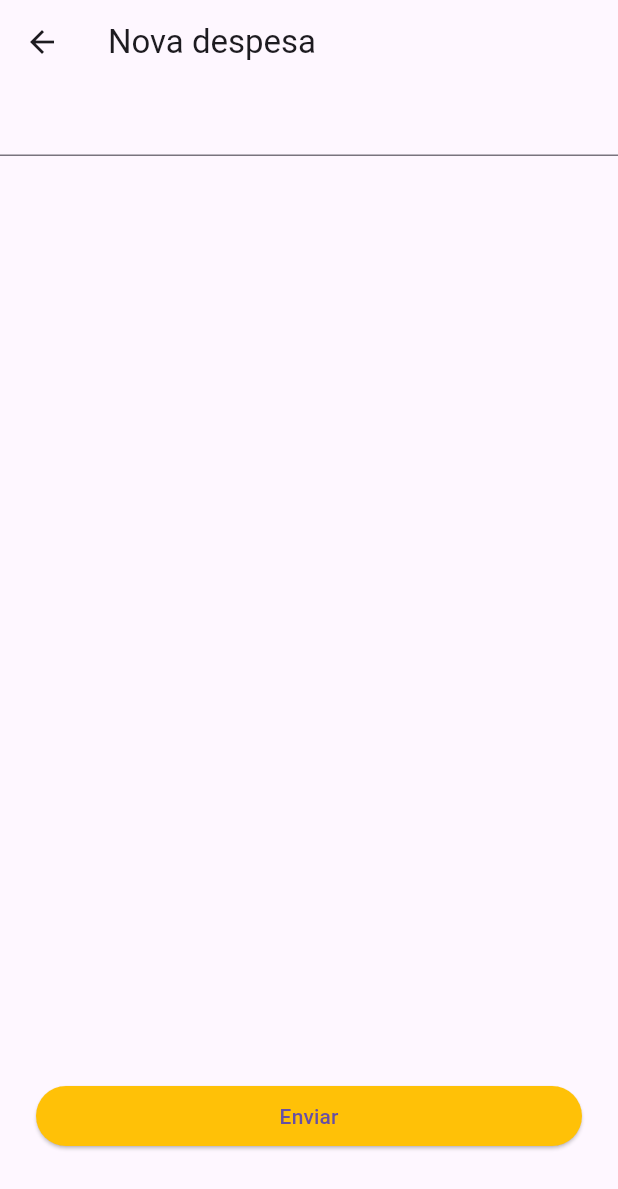
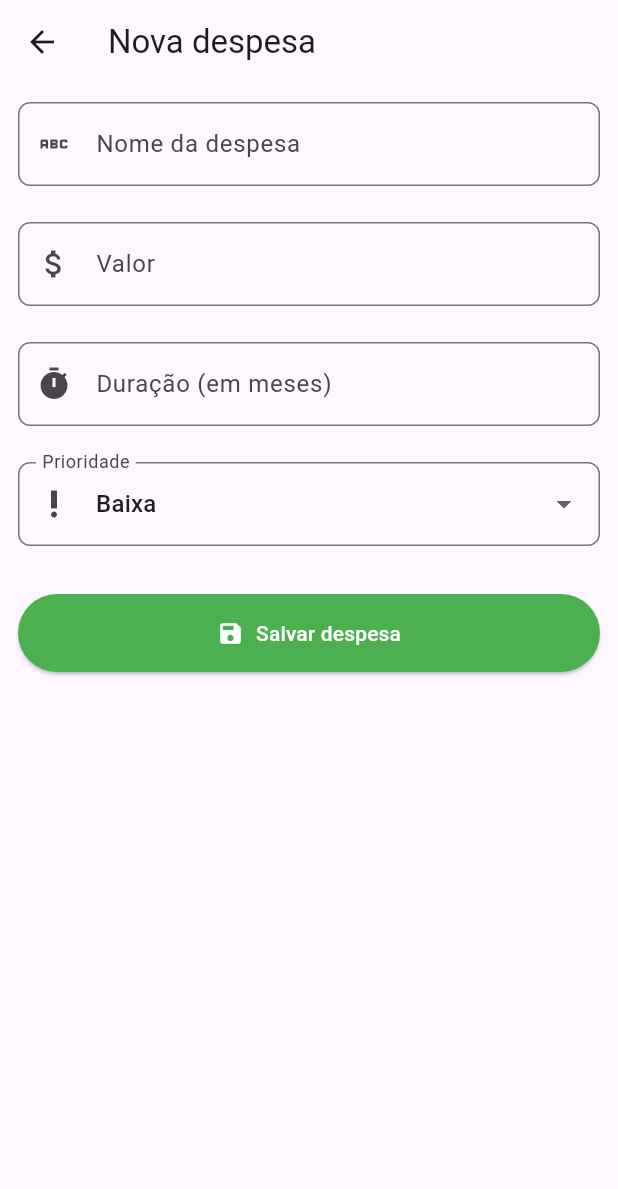
Before and after one commit to Arthutstuts96/MoneySave, a Flutter app: the screen it shows after launch, item 3 of the bottom bar chosen, after a tap on "Adicionar", on a phone screen of 412 x 824 dp. Shown: the top 1189 px of the screen. Run offline on Flutter 3.47's test engine with Material 3 defaults, Android fonts, the phone set to English and light mode, and no system bars; our stand-ins replace flutter_secure_storage; Roboto replaces fonts that are missing (Arial).

Commit message:
Finalizada Expense, todos os métodos disponíveis e soma na tela de home, geração de ID

```diff
--- a/lib/domain/model/expense.dart
+++ b/lib/domain/model/expense.dart
@@ -4,6 +4,7 @@ import 'package:moneysave/utils/consts.dart';
 
 class Expense {
   String? id;
+  String name;
   double value;
   DateTime? creationDate;
   int? duration;
@@ -12,6 +13,7 @@ class Expense {
 
   Expense({
     this.id,
+    required this.name,
     required this.value,
     required this.creationDate,
     this.duration,
@@ -21,6 +23,7 @@ class Expense {
 
   Expense copyWith({
     String? id,
+    String? name,
     double? value,
     DateTime? creationDate,
     int? duration,
@@ -29,6 +32,7 @@ class Expense {
   }) {
     return Expense(
       id: id ?? this.id,
+      name: name ?? this.name,
       value: value ?? this.value,
       creationDate: creationDate ?? this.creationDate,
       duration: duration ?? this.duration,
@@ -40,6 +44,7 @@ class Expense {
   Map<String, dynamic> toMap() {
     return <String, dynamic>{
       'id': id,
+      'name': name,
       'value': value,
       'creationDate': creationDate?.millisecondsSinceEpoch,
       'duration': duration,
@@ -51,6 +56,7 @@ class Expense {
   factory Expense.fromMap(Map<String, dynamic> map) {
     return Expense(
       id: map['id'] != null ? map['id'] as String : null,
+      name: map['name'] as String,
       value: map['value'] as double,
       creationDate:
           map['creationDate'] != null
@@ -72,7 +78,7 @@ class Expense {
 
   @override
   String toString() {
-    return 'Expense(id: $id, value: $value, creationDate: $creationDate, duration: $duration, isActive: $isActive, priority: $priority)';
+    return 'Expense(id: $id, name: $name, value: $value, creationDate: $creationDate, duration: $duration, isActive: $isActive, priority: $priority)';
   }
 
   @override
@@ -80,6 +86,7 @@ class Expense {
     if (identical(this, other)) return true;
 
     return other.id == id &&
+        other.name == name &&
         other.value == value &&
         other.creationDate == creationDate &&
         other.duration == duration &&
@@ -90,6 +97,7 @@ class Expense {
   @override
   int get hashCode {
     return id.hashCode ^
+        name.hashCode ^
         value.hashCode ^
         creationDate.hashCode ^
         duration.hashCode ^
--- a/lib/domain/repository/expense_repository.dart
+++ b/lib/domain/repository/expense_repository.dart
@@ -5,4 +5,5 @@ abstract class ExpenseRepository {
   Future<List<Expense>?> getAllExpenses();
   Future<void> editExpense({required Expense newExpense});
   Future<void> removeExpense({required String id});
+  Future<void> deleteAllExpenses();
 }
--- /dev/null
+++ b/lib/screens/components/expense_form_widget.dart
@@ -0,0 +1,154 @@
+import 'package:flutter/material.dart';
+import 'package:moneysave/domain/model/expense.dart';
+import 'package:moneysave/utils/consts.dart';
+import 'package:moneysave/utils/functions/priority_label.dart';
+import 'package:uuid/uuid.dart';
+
+class ExpenseFormWidget extends StatefulWidget {
+  final void Function(Expense expense) onSave;
+  const ExpenseFormWidget({super.key, required this.onSave});
+
+  @override
+  State<ExpenseFormWidget> createState() => _ExpenseFormWidgetState();
+}
+
+class _ExpenseFormWidgetState extends State<ExpenseFormWidget> {
+  final _formKey = GlobalKey<FormState>();
+  final _valueController = TextEditingController();
+  final _nameController = TextEditingController();
+  final _durationController = TextEditingController();
+  Priority _selectedPriority = Priority.MIN;
+  var uuid = Uuid();
+
+  @override
+  void dispose() {
+    _valueController.dispose();
+    super.dispose();
+  }
+
+  void _submitForm() {
+    if (_formKey.currentState!.validate()) {
+      final newExpense = Expense(
+        id: uuid.v1(),
+        name: _nameController.text,
+        duration: int.parse(_durationController.text),
+        value: double.parse(_valueController.text),
+        creationDate: DateTime.now(),
+        isActive: true,
+        priority: _selectedPriority,
+      );
+      widget.onSave(newExpense);
+    }
+  }
+
+  @override
+  Widget build(BuildContext context) {
+    return Form(
+      key: _formKey,
+      child: Padding(
+        padding: const EdgeInsets.all(12),
+        child: Column(
+          crossAxisAlignment: CrossAxisAlignment.start,
+          children: [
+            // Nome da despesa
+            TextFormField(
+              controller: _nameController,
+              decoration: InputDecoration(
+                labelText: 'Nome da despesa',
+                border: OutlineInputBorder(
+                  borderRadius: BorderRadius.circular(8),
+                ),
+                prefixIcon: Icon(Icons.abc),
+              ),
+              validator: (value) {
+                if (value == null || value.isEmpty)
+                  return 'Informe um nome para a despesa';
+                return null;
+              },
+            ),
+            const SizedBox(height: 24),
+
+            // Valor
+            TextFormField(
+              controller: _valueController,
+              decoration: InputDecoration(
+                labelText: 'Valor',
+                border: OutlineInputBorder(
+                  borderRadius: BorderRadius.circular(8),
+                ),
+                prefixIcon: Icon(Icons.attach_money),
+              ),
+              keyboardType: TextInputType.numberWithOptions(decimal: true),
+              validator: (value) {
+                if (value == null || value.isEmpty) return 'Informe um valor';
+                final parsed = double.tryParse(value);
+                if (parsed == null || parsed <= 0) return 'Valor inválido';
+                return null;
+              },
+            ),
+            const SizedBox(height: 24),
+
+            // Duração
+            TextFormField(
+              controller: _durationController,
+              decoration: InputDecoration(
+                labelText: 'Duração (em meses)',
+                border: OutlineInputBorder(
+                  borderRadius: BorderRadius.circular(8),
+                ),
+                prefixIcon: Icon(Icons.timer),
+              ),
+              keyboardType: TextInputType.numberWithOptions(),
+              validator: (value) {
+                if (value == null || value.isEmpty) return 'Informe um valor';
+                final parsed = int.tryParse(value);
+                if (parsed == null || parsed <= 0) return 'Valor inválido';
+                return null;
+              },
+            ),
+            const SizedBox(height: 24),
+
+            // Prioridade
+            DropdownButtonFormField<Priority>(
+              value: _selectedPriority,
+              items:
+                  Priority.values.map((priority) {
+                    return DropdownMenuItem(
+                      value: priority,
+                      child: Text(getPriorityLabel(priority)),
+                    );
+                  }).toList(),
+              onChanged: (value) {
+                if (value != null) {
+                  setState(() => _selectedPriority = value);
+                }
+              },
+              decoration: InputDecoration(
+                labelText: 'Prioridade',
+                border: OutlineInputBorder(
+                  borderRadius: BorderRadius.circular(8),
+                ),
+                prefixIcon: Icon(Icons.priority_high),
+              ),
+            ),
+            const SizedBox(height: 32),
+
+            SizedBox(
+              width: double.maxFinite,
+              child: ElevatedButton.icon(
+                onPressed: _submitForm,
+                icon: Icon(Icons.save),
+                label: Text('Salvar despesa'),
+                style: ElevatedButton.styleFrom(
+                  padding: EdgeInsets.symmetric(vertical: 16),
+                  backgroundColor: Colors.green,
+                  foregroundColor: Colors.white,
+                ),
+              ),
+            ),
+          ],
+        ),
+      ),
+    );
+  }
+}
--- a/lib/screens/home_screen.dart
+++ b/lib/screens/home_screen.dart
@@ -1,4 +1,7 @@
 import 'package:flutter/material.dart';
+import 'package:moneysave/controllers/expense_controller.dart';
+import 'package:moneysave/domain/model/expense.dart';
+import 'package:moneysave/utils/functions/format_monetary.dart';
 
 class HomeScreen extends StatefulWidget {
   const HomeScreen({super.key});
@@ -8,7 +11,30 @@ class HomeScreen extends StatefulWidget {
 }
 
 class _HomeScreenState extends State<HomeScreen> {
+  final ExpenseController _expenseController = ExpenseController();
+  late final List<Expense> allExpenses;
   bool cashVisible = false;
+  double totalValue = .0;
+
+  @override
+  void initState() {
+    super.initState();
+    _loadExpenses();
+  }
+
+  Future<void> _loadExpenses() async {
+    final List<Expense> response = await _expenseController.getAllExpenses();
+    double newTotalValue = 0;
+    for (Expense ex in response) {
+      if (ex.isActive) {
+        newTotalValue += ex.value;
+      }
+    }
+    setState(() {
+      allExpenses = response;
+      totalValue = newTotalValue;
+    });
+  }
 
   @override
   Widget build(BuildContext context) {
@@ -35,7 +61,7 @@ class _HomeScreenState extends State<HomeScreen> {
                 child: Column(
                   spacing: 8,
                   children: [
-                    Text("Aqui está o balanço atual das suas finanças:"),
+                    Text("Aqui está o balanço atual das suas despesas:"),
                     Row(
                       mainAxisAlignment: MainAxisAlignment.center,
                       children: [
@@ -51,7 +77,7 @@ class _HomeScreenState extends State<HomeScreen> {
                             ),
                           ),
                           child: Text(
-                            "R\$ 5.405,54",
+                            formatMonetary(totalValue),
                             textAlign: TextAlign.center,
                             style: TextStyle(
                               fontSize: 32,
@@ -60,11 +86,18 @@ class _HomeScreenState extends State<HomeScreen> {
                             ),
                           ),
                         ),
-                        IconButton(onPressed: (){
-                          setState(() {
-                            cashVisible = !cashVisible;
-                          });
-                        }, icon: Icon(cashVisible ? Icons.remove_red_eye_outlined : Icons.remove_red_eye_rounded))
+                        IconButton(
+                          onPressed: () {
+                            setState(() {
+                              cashVisible = !cashVisible;
+                            });
+                          },
+                          icon: Icon(
+                            cashVisible
+                                ? Icons.remove_red_eye_outlined
+                                : Icons.remove_red_eye_rounded,
+                          ),
+                        ),
                       ],
                     ),
                   ],
--- a/lib/screens/new_expense_screen.dart
+++ b/lib/screens/new_expense_screen.dart
@@ -1,7 +1,7 @@
 import 'package:flutter/material.dart';
 import 'package:moneysave/controllers/expense_controller.dart';
 import 'package:moneysave/domain/model/expense.dart';
-import 'package:moneysave/utils/consts.dart';
+import 'package:moneysave/screens/components/expense_form_widget.dart';
 
 class NewExpenseScreen extends StatefulWidget {
   const NewExpenseScreen({super.key});
@@ -11,12 +11,6 @@ class NewExpenseScreen extends StatefulWidget {
 }
 
 class _NewExpenseScreenState extends State<NewExpenseScreen> {
-  Expense _newExpense = Expense(
-    value: .0,
-    creationDate: null,
-    isActive: false,
-    priority: Priority.MIN,
-  );
   final ExpenseController _expenseController = ExpenseController();
 
   @override
@@ -27,20 +21,11 @@ class _NewExpenseScreenState extends State<NewExpenseScreen> {
         autovalidateMode: AutovalidateMode.onUnfocus,
         child: Column(
           children: [
-            FormField(
-              builder: (field) {
-                return TextFormField();
-              },
-            ),
-            Spacer(),
-            Container(
-              padding: EdgeInsets.symmetric(vertical: 56, horizontal: 24),
-              width: double.maxFinite,
-              child: ElevatedButton(
-                onPressed: () async {
+            ExpenseFormWidget(
+              onSave: (Expense expense) async {
                 try {
-                    print(_newExpense);
-                    await _expenseController.addExpense(expense: _newExpense);
+                  print(expense);
+                  await _expenseController.addExpense(expense: expense);
                   ScaffoldMessenger.of(context).showSnackBar(
                     SnackBar(
                       content: Text("Despesa adicionada com sucesso!"),
@@ -58,11 +43,6 @@ class _NewExpenseScreenState extends State<NewExpenseScreen> {
                   );
                 }
               },
-                child: Text("Enviar"),
-                style: ButtonStyle(
-                  backgroundColor: WidgetStatePropertyAll(Colors.amber),
-                ),
-              ),
             ),
           ],
         ),
--- a/lib/services/expense_service.dart
+++ b/lib/services/expense_service.dart
@@ -37,6 +37,10 @@ class ExpenseService {
     await _saveExpenses(expenses);
   }
 
+  Future<void> deleteAllExpenses() async {
+    await _storage.deleteAll();
+  }
+
   Future<void> _saveExpenses(List<Expense> expenses) async {
     final jsonString = json.encode(expenses.map((e) => e.toJson()).toList());
     await _storage.write(key: _storageKey, value: jsonString);
--- /dev/null
+++ b/lib/utils/functions/format_monetary.dart
@@ -0,0 +1,10 @@
+import 'package:intl/intl.dart';
+
+String formatMonetary(double value) {
+  final formatter = NumberFormat.currency(
+    locale: 'pt_BR',
+    symbol: 'R\$',
+    decimalDigits: 2,
+  );
+  return formatter.format(value);
+}
--- /dev/null
+++ b/lib/utils/functions/priority_label.dart
@@ -0,0 +1,14 @@
+import 'package:moneysave/utils/consts.dart';
+
+String getPriorityLabel(Priority priority) {
+  switch (priority) {
+    case Priority.IMMEDIATE:
+      return 'Imediata';
+    case Priority.MAX:
+      return 'Alta';
+    case Priority.MODERATE:
+      return 'Média';
+    case Priority.MIN:
+      return 'Baixa';
+  }
+}
--- a/pubspec.yaml
+++ b/pubspec.yaml
@@ -11,6 +11,8 @@ dependencies:
     sdk: flutter
   flutter_native_splash: ^2.4.6
   flutter_secure_storage: ^9.2.4
+  intl: ^0.20.2
+  uuid: ^4.5.1
 
 dev_dependencies:
   flutter_test:
```
Also changed, not shown: lib/controllers/expense_controller.dart (+9 -6 lines), lib/screens/expenses_screen.dart (+81 -4 lines), lib/utils/functions/expiration_date.dart (added, +21 -0 lines), pubspec.lock. Lines whose indentation alone changed are shown as unchanged.
